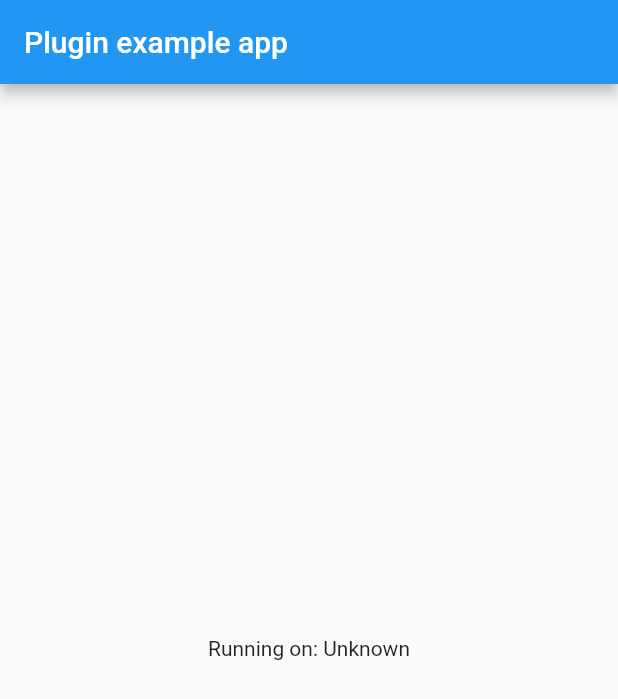
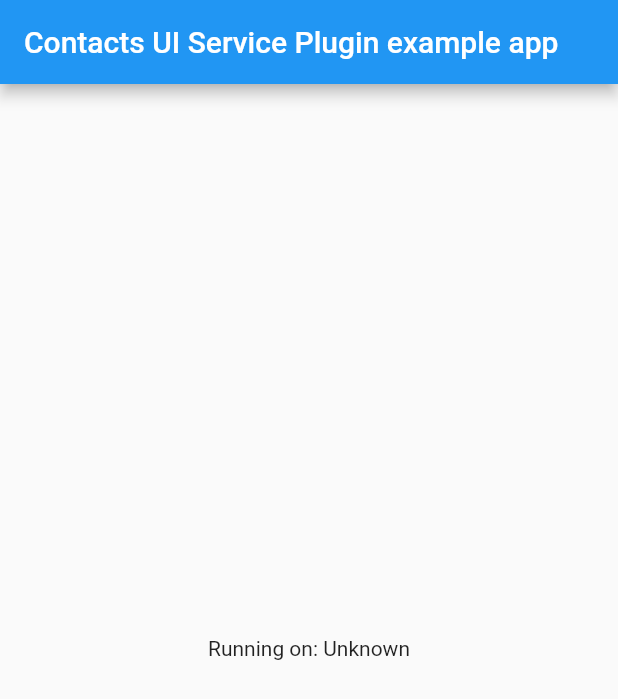
Before and after one commit to Afulton11/flutter_contacts_ui_service_example, a Flutter app: the screen it shows after launch, on a phone screen of 412 x 824 dp. Shown: the top 699 px of the screen. Run offline on Flutter 3.47's test engine with Material 2 defaults, Android fonts, the phone set to English and light mode, and no system bars; missing offline and left inert: contacts_ui_service.

```diff
--- a/lib/main.dart
+++ b/lib/main.dart
@@ -45,7 +45,7 @@ class _MyAppState extends State<MyApp> {
     return MaterialApp(
       home: Scaffold(
         appBar: AppBar(
-          title: const Text('Plugin example app'),
+          title: const Text('Contacts UI Service Plugin example app'),
         ),
         body: Center(
           child: Text('Running on: $_platformVersion\n'),
```
Also changed, not shown: 4 other files.
